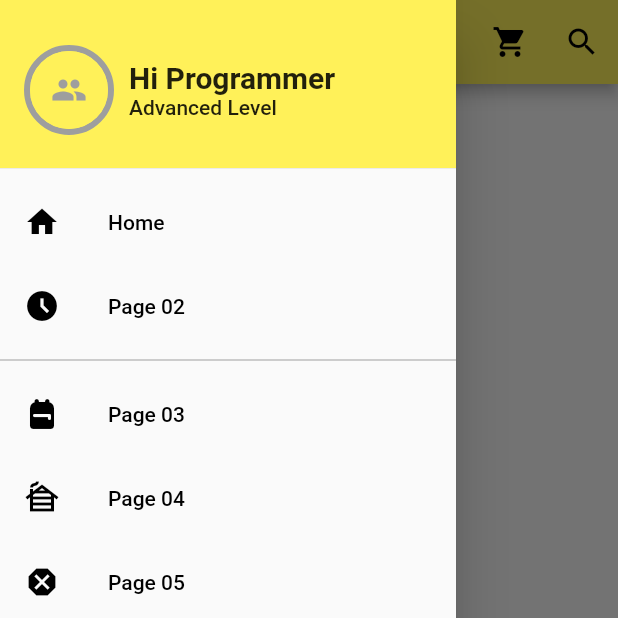
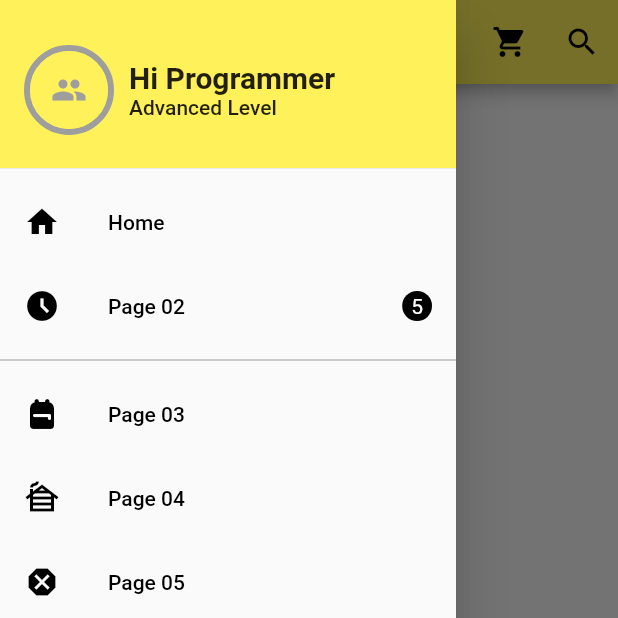
Before and after one commit to brito101/free-market, a Flutter app: the screen it shows after launch, with the side drawer open, on a phone screen of 412 x 824 dp, the top half of it. Run offline on Flutter 3.47's test engine with Material 2 defaults, Android fonts, the phone set to English and light mode, and no system bars.

Commit message:
finish project

```diff
--- a/lib/main.dart
+++ b/lib/main.dart
@@ -1,8 +1,11 @@
 // ignore_for_file: prefer_const_constructors
+
 import 'package:flutter/material.dart';
 
 import 'package:app_ml/widgets/app_bar_search.dart';
 import 'package:app_ml/widgets/app_menu_drawer.dart';
+import 'package:app_ml/pages/home.dart';
+import 'package:app_ml/pages/cart.dart';
 
 void main() {
   runApp(const MyApp());
@@ -40,16 +43,19 @@ class _HomeMyAppState extends State<HomeMyApp> {
         ),
         backgroundColor: Color.fromRGBO(255, 241, 89, 1),
         actions: <Widget>[
-          IconButton(onPressed: () => {}, icon: Icon(Icons.shopping_cart)),
+          IconButton(
+              onPressed: () => {
+                    Navigator.push(context,
+                        MaterialPageRoute(builder: (context) => Cart()))
+                  },
+              icon: Icon(Icons.shopping_cart)),
           IconButton(
               onPressed: () =>
                   {showSearch(context: context, delegate: AppSearchBar())},
               icon: Icon(Icons.search))
         ],
       ),
-      body: Center(
-        child: Text('Home'),
-      ),
+      body: Home(),
     );
   }
 }
--- /dev/null
+++ b/lib/pages/home.dart
@@ -0,0 +1,12 @@
+import 'package:flutter/material.dart';
+
+class Home extends StatelessWidget {
+  const Home({Key? key}) : super(key: key);
+
+  @override
+  Widget build(BuildContext context) {
+    return const Center(
+      child: Text('Home Free Market'),
+    );
+  }
+}
--- a/lib/widgets/app_menu_drawer.dart
+++ b/lib/widgets/app_menu_drawer.dart
@@ -1,6 +1,9 @@
 // ignore_for_file: prefer_const_constructors, prefer_const_literals_to_create_immutables
 
 import 'package:flutter/material.dart';
+
+import 'package:app_ml/pages/page01.dart';
+import 'package:app_ml/pages/page02.dart';
 
 class AppMenuDrawer extends StatelessWidget {
   const AppMenuDrawer({super.key});
@@ -45,30 +48,58 @@ class AppMenuDrawer extends StatelessWidget {
                         ))
                   ],
                 ))),
-        _itemDrawer(Icon(Icons.home), "Home"),
-        _itemDrawer(Icon(Icons.access_time_filled), "Page 02"),
+        _itemDrawer(context, Page01(),
+            icon: Icon(Icons.home), text: "Home", badge: ''),
+        _itemDrawer(context, Page02(),
+            icon: Icon(Icons.access_time_filled), text: "Page 02", badge: '5'),
         Divider(color: Colors.grey),
-        _itemDrawer(Icon(Icons.backpack_rounded), "Page 03"),
-        _itemDrawer(Icon(Icons.cabin_sharp), "Page 04"),
-        _itemDrawer(Icon(Icons.dangerous), "Page 05"),
-        _itemDrawer(Icon(Icons.earbuds_battery_outlined), "Page 06"),
+        _itemDrawer(context, Page01(),
+            icon: Icon(Icons.backpack_rounded), text: "Page 03", badge: ''),
+        _itemDrawer(context, Page02(),
+            icon: Icon(Icons.cabin_sharp), text: "Page 04", badge: ''),
+        _itemDrawer(context, Page01(),
+            icon: Icon(Icons.dangerous), text: "Page 05", badge: ''),
+        _itemDrawer(context, Page01(),
+            icon: Icon(Icons.earbuds_battery_outlined),
+            text: "Page 06",
+            badge: ''),
         Divider(color: Colors.grey),
-        _itemDrawer(Icon(Icons.exit_to_app), "Sair"),
+        _itemDrawer(context, Page02(),
+            icon: Icon(Icons.exit_to_app), text: "Sair", badge: ''),
       ],
     );
   }
 
   Widget _itemDrawer(
-    Icon icon,
-    String text,
-  ) {
+    context,
+    page, {
+    required Icon icon,
+    required String text,
+    required String badge,
+  }) {
     return ListTile(
       leading: IconTheme(data: IconThemeData(color: Colors.black), child: icon),
       title: Text(
         text,
         style: TextStyle(color: Colors.black),
       ),
-      onTap: () {},
+      trailing: Container(
+        decoration: BoxDecoration(
+            color: Colors.black, borderRadius: BorderRadius.circular(40.0)),
+        child: badge != ''
+            ? Padding(
+                padding: EdgeInsets.fromLTRB(6.0, 2.0, 6.0, 2.0),
+                child: Text(
+                  badge,
+                  style: TextStyle(
+                      backgroundColor: Colors.black, color: Colors.white),
+                ),
+              )
+            : Text(''),
+      ),
+      onTap: () {
+        Navigator.push(context, MaterialPageRoute(builder: (context) => page));
+      },
     );
   }
 }
```
Also changed, not shown: lib/pages/cart.dart (added, +24 -0 lines), lib/pages/page01.dart (added, +24 -0 lines), lib/pages/page02.dart (added, +24 -0 lines).
